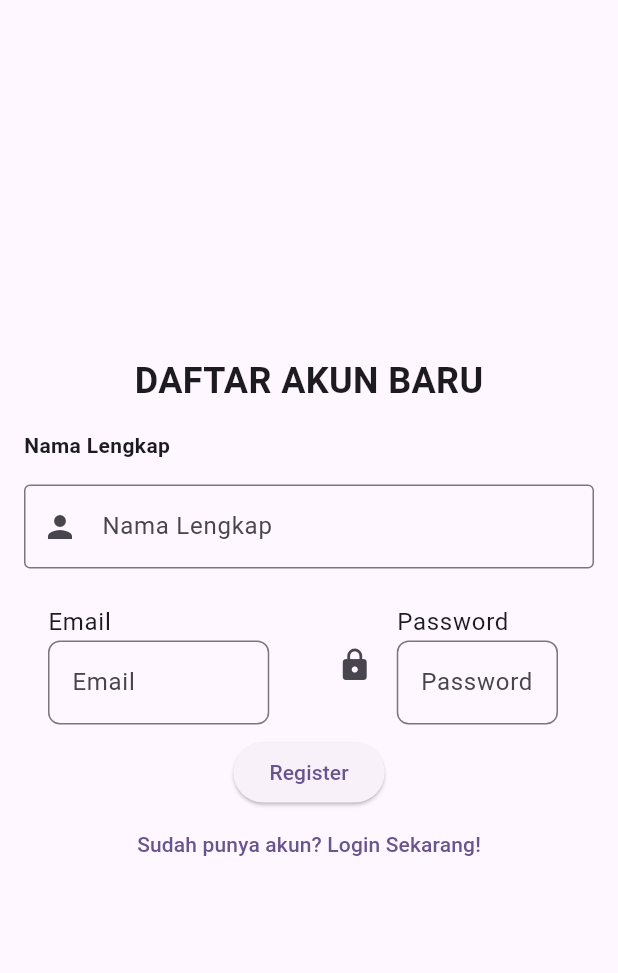
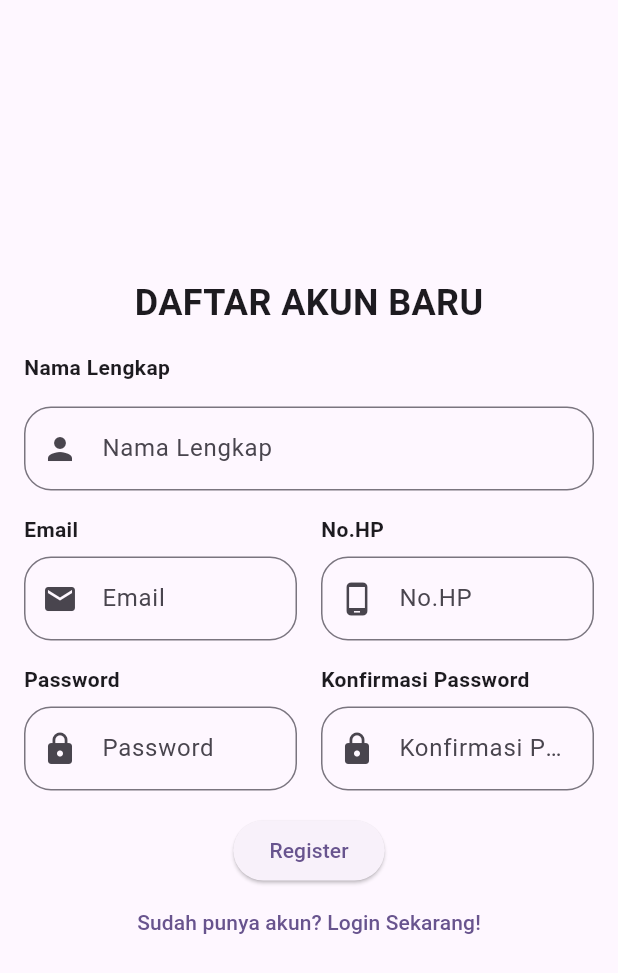
Before and after one commit to nauvalachid/20220140117_UCP1Flutter, a Flutter app: the RegisterPage screen opened directly, on a phone screen of 412 x 824 dp. Shown: the top 973 px of the screen. Run offline on Flutter 3.47's test engine with Material 3 defaults, Android fonts, the phone set to English and light mode, and no system bars.

Commit message:
Refactor RegisterPage untuk meningkatkan tata letak dan menambahkan konfirmasi kata sandi

```diff
--- a/lib/main.dart
+++ b/lib/main.dart
@@ -32,7 +32,7 @@ class MyApp extends StatelessWidget {
         // tested with just a hot reload.
         colorScheme: ColorScheme.fromSeed(seedColor: Colors.deepPurple),
       ),
-      home: const LoginPage(),
+      home: const RegisterPage(),
     );
   }
 }
--- a/lib/register_page.dart
+++ b/lib/register_page.dart
@@ -34,13 +34,17 @@ class _RegisterPageState extends State<RegisterPage> {
                    const Text(
                     'Nama Lengkap',
                     style: TextStyle(fontSize: 14, fontWeight: FontWeight.bold),
-                                 ),
+                    ),
                  ],
                ),
               SizedBox(height: 16),
               TextFormField(
                 controller: namaController,
-                decoration: const InputDecoration(labelText: 'Nama Lengkap',border: OutlineInputBorder(),prefixIcon: Icon(Icons.person)),
+                decoration: const InputDecoration(
+                  labelText: 'Nama Lengkap',
+                  border: OutlineInputBorder(
+                  borderRadius:BorderRadius.all(Radius.circular(18))),
+                  prefixIcon: Icon(Icons.person)),
                 validator: (value) {
                   if (value == null || value.isEmpty) {
                     return 'Nama lengkap tidak boleh kosong';
@@ -51,31 +55,130 @@ class _RegisterPageState extends State<RegisterPage> {
               SizedBox(height: 16),
                Row(
                 crossAxisAlignment: CrossAxisAlignment.start,
-                mainAxisAlignment: MainAxisAlignment.start,
                  children: [
                   Expanded(
-                    child: ListTile(
-                      title: Text('Email'),
-                      subtitle: TextFormField(decoration: const InputDecoration(
-                        border: OutlineInputBorder(
-                          borderRadius:BorderRadius.all(Radius.circular(8)),),
-                          hintText: 'Email',
-                          ),
-                    ),),
+                    child: Column(
+                      crossAxisAlignment: CrossAxisAlignment.start,
+                      children: [
+                        const Text(
+                          'Email',
+                          style: TextStyle(
+                            fontSize: 14,
+                            fontWeight: FontWeight.bold),
+                        ),
+                        SizedBox(height: 8),
+                        TextFormField(
+                          controller: emailController,
+                          decoration: const InputDecoration(
+                            labelText: 'Email',
+                            border: OutlineInputBorder(
+                              borderRadius:BorderRadius.all(Radius.circular(18))),
+                            prefixIcon: Icon(Icons.email)),
+                          validator: (value) {
+                            if (value == null || value.isEmpty) {
+                              return 'Email tidak boleh kosong';
+                            }
+                            return null;
+                          },
+                        ),
+                      ],
+                    ),
                   ),
-                  SizedBox(width: 5),
-                  Expanded(child: ListTile(
-                    title: Text('Password'),
-                    leading: Icon(Icons.lock),
-                    subtitle: TextFormField(decoration: const InputDecoration(
-                      border: OutlineInputBorder(
-                        borderRadius:BorderRadius.all(Radius.circular(8))),
-                          hintText: 'Password',
-                          ),
-                    ),),
+                  SizedBox(width: 16),
+                  Expanded(
+                    child: Column(
+                      crossAxisAlignment: CrossAxisAlignment.start,
+                      children: [
+                        const Text(
+                          'No.HP',
+                          style: TextStyle(
+                            fontSize: 14,
+                            fontWeight: FontWeight.bold),
+                        ),
+                        SizedBox(height: 8),
+                        TextFormField(
+                          obscureText: true,
+                          decoration: const InputDecoration(
+                            labelText: 'No.HP',
+                            border: OutlineInputBorder(
+                              borderRadius:BorderRadius.all(Radius.circular(18))),
+                            prefixIcon: Icon(Icons.phone_android)),
+                          validator: (value) {
+                            if (value == null || value.isEmpty) {
+                              return 'Password tidak boleh kosong';
+                            }
+                            return null;
+                          },
+                        ),
+                      ],
+                    ),
                   ),
-                 ],
-               ),
+                ],
+              ),
+                SizedBox(height: 16),
+               Row(
+                crossAxisAlignment: CrossAxisAlignment.start,
+                 children: [
+                  Expanded(
+                    child: Column(
+                      crossAxisAlignment: CrossAxisAlignment.start,
+                      children: [
+                        const Text(
+                          'Password',
+                          style: TextStyle(
+                            fontSize: 14,
+                            fontWeight: FontWeight.bold),
+                        ),
+                        SizedBox(height: 8),
+                        TextFormField(
+                          controller: emailController,
+                          decoration: const InputDecoration(
+                            labelText: 'Password',
+                            border: OutlineInputBorder(
+                              borderRadius:BorderRadius.all(Radius.circular(18))),
+                            prefixIcon: Icon(Icons.lock)),
+                          validator: (value) {
+                            if (value == null || value.isEmpty) {
+                              return 'Password tidak boleh kosong';
+                            }
+                            return null;
+                          },
+                        ),
+                      ],
+                    ),
+                  ),
+                  SizedBox(width: 16),
+                  Expanded(
+                    child: Column(
+                      crossAxisAlignment: CrossAxisAlignment.start,
+                      children: [
+                        const Text(
+                          'Konfirmasi Password',
+                          style: TextStyle(
+                            fontSize: 14,
+                            fontWeight: FontWeight.bold),
+                        ),
+                        SizedBox(height: 8),
+                        TextFormField(
+                          obscureText: true,
+                          decoration: const InputDecoration(
+                            labelText: 'Konfirmasi Password',
+                            border: OutlineInputBorder(
+                              borderRadius:BorderRadius.all(Radius.circular(18))),
+                            prefixIcon: Icon(Icons.lock)),
+                          validator: (value) {
+                            if (value == null || value.isEmpty) {
+                              return 'Password tidak boleh kosong';
+                            }
+                            return null;
+                          },
+                        ),
+                      ],
+                    ),
+                  ),
+                ],
+              ),
+              SizedBox(height: 16),
               ElevatedButton(onPressed: () {}, child: Text('Register')),
               TextButton(
                 onPressed: () {
--- a/pubspec.yaml
+++ b/pubspec.yaml
@@ -58,9 +58,8 @@ flutter:
   uses-material-design: true
 
   # To add assets to your application, add an assets section, like this:
-  # assets:
-  #   - images/a_dot_burr.jpeg
-  #   - images/a_dot_ham.jpeg
+  assets:
+    - assets/images/
 
   # An image asset can refer to one or more resolution-specific "variants", see
   # https://flutter.dev/to/resolution-aware-images
```
